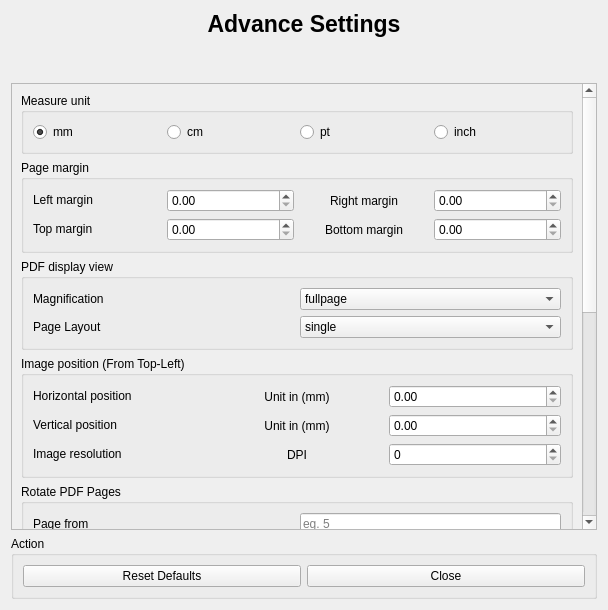
rishabh3354/JPG2PDF, file src/advance_setting.ui: the form before one commit.
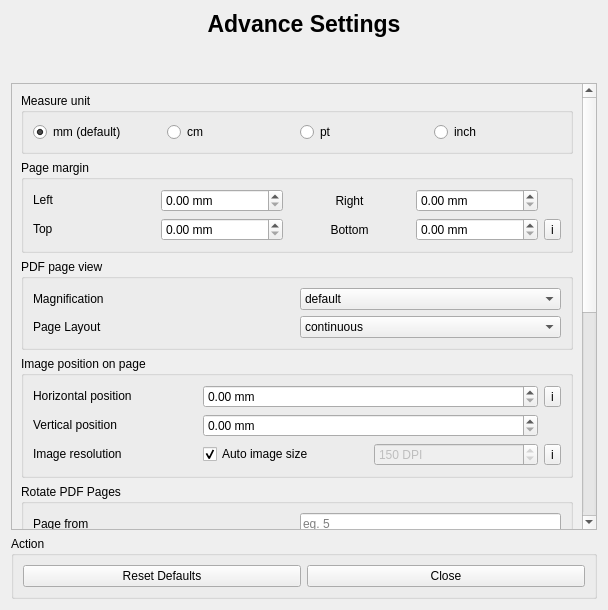
The form after the commit.

Commit message: adv setting completed

```diff
--- a/src/advance_setting.ui
+++ b/src/advance_setting.ui
@@ -64,9 +64,9 @@
         <property name="geometry">
          <rect>
           <x>0</x>
-          <y>-491</y>
+          <y>0</y>
           <width>572</width>
-          <height>961</height>
+          <height>956</height>
          </rect>
         </property>
         <layout class="QVBoxLayout" name="verticalLayout_4">
@@ -92,7 +92,7 @@
                    <enum>Qt::StrongFocus</enum>
                   </property>
                   <property name="text">
-                   <string>mm</string>
+                   <string>mm (default)</string>
                   </property>
                   <property name="checked">
                    <bool>true</bool>
@@ -142,24 +142,37 @@
                 <item row="1" column="2">
                  <widget class="QLabel" name="v_unit_2">
                   <property name="text">
-                   <string>Bottom margin</string>
+                   <string>Bottom</string>
                   </property>
                   <property name="alignment">
                    <set>Qt::AlignCenter</set>
                   </property>
                  </widget>
                 </item>
+                <item row="0" column="3">
+                 <widget class="QDoubleSpinBox" name="r_margin">
+                  <property name="focusPolicy">
+                   <enum>Qt::ClickFocus</enum>
+                  </property>
+                  <property name="suffix">
+                   <string> mm</string>
+                  </property>
+                 </widget>
+                </item>
                 <item row="1" column="3">
                  <widget class="QDoubleSpinBox" name="b_margin">
                   <property name="focusPolicy">
                    <enum>Qt::ClickFocus</enum>
                   </property>
+                  <property name="suffix">
+                   <string> mm</string>
+                  </property>
                  </widget>
                 </item>
                 <item row="0" column="2">
                  <widget class="QLabel" name="h_unit_2">
                   <property name="text">
-                   <string>Right margin</string>
+                   <string>Right</string>
                   </property>
                   <property name="alignment">
                    <set>Qt::AlignCenter</set>
@@ -175,21 +188,7 @@
                    </sizepolicy>
                   </property>
                   <property name="text">
-                   <string>Top margin</string>
-                  </property>
-                 </widget>
-                </item>
-                <item row="0" column="3">
-                 <widget class="QDoubleSpinBox" name="r_margin">
-                  <property name="focusPolicy">
-                   <enum>Qt::ClickFocus</enum>
-                  </property>
-                 </widget>
-                </item>
-                <item row="1" column="1">
-                 <widget class="QDoubleSpinBox" name="t_margin">
-                  <property name="focusPolicy">
-                   <enum>Qt::ClickFocus</enum>
+                   <string>Top</string>
                   </property>
                  </widget>
                 </item>
@@ -198,6 +197,19 @@
                   <property name="focusPolicy">
                    <enum>Qt::ClickFocus</enum>
                   </property>
+                  <property name="suffix">
+                   <string> mm</string>
+                  </property>
+                 </widget>
+                </item>
+                <item row="1" column="1">
+                 <widget class="QDoubleSpinBox" name="t_margin">
+                  <property name="focusPolicy">
+                   <enum>Qt::ClickFocus</enum>
+                  </property>
+                  <property name="suffix">
+                   <string> mm</string>
+                  </property>
                  </widget>
                 </item>
                 <item row="0" column="0">
@@ -209,7 +221,14 @@
                    </sizepolicy>
                   </property>
                   <property name="text">
-                   <string>Left margin</string>
+                   <string>Left</string>
+                  </property>
+                 </widget>
+                </item>
+                <item row="1" column="4">
+                 <widget class="QToolButton" name="info_margin">
+                  <property name="text">
+                   <string>i</string>
                   </property>
                  </widget>
                 </item>
@@ -227,7 +246,7 @@
               </sizepolicy>
              </property>
              <property name="title">
-              <string>PDF display view</string>
+              <string>PDF page view</string>
              </property>
              <layout class="QVBoxLayout" name="verticalLayout_19">
               <item>
@@ -240,6 +259,11 @@
                   <property name="toolTip">
                    <string>If Angle is blank, No operation will perform</string>
                   </property>
+                  <item>
+                   <property name="text">
+                    <string>default</string>
+                   </property>
+                  </item>
                   <item>
                    <property name="text">
                     <string>fullpage</string>
@@ -270,11 +294,6 @@
                   <property name="toolTip">
                    <string>If Angle is blank, No operation will perform</string>
                   </property>
-                  <item>
-                   <property name="text">
-                    <string>single</string>
-                   </property>
-                  </item>
                   <item>
                    <property name="text">
                     <string>continuous</string>
@@ -332,48 +351,15 @@
               </sizepolicy>
              </property>
              <property name="title">
-              <string>Image position (From Top-Left)</string>
+              <string>Image position on page</string>
              </property>
              <layout class="QVBoxLayout" name="verticalLayout_16">
               <item>
                <layout class="QGridLayout" name="gridLayout_28">
-                <item row="1" column="2">
-                 <widget class="QDoubleSpinBox" name="v_value">
-                  <property name="focusPolicy">
-                   <enum>Qt::ClickFocus</enum>
-                  </property>
-                 </widget>
-                </item>
-                <item row="0" column="1">
-                 <widget class="QLabel" name="h_unit">
+                <item row="0" column="3">
+                 <widget class="QToolButton" name="info_image_pos">
                   <property name="text">
-                   <string>Unit in (mm)</string>
-                  </property>
-                  <property name="alignment">
-                   <set>Qt::AlignCenter</set>
-                  </property>
-                 </widget>
-                </item>
-                <item row="1" column="1">
-                 <widget class="QLabel" name="v_unit">
-                  <property name="text">
-                   <string>Unit in (mm)</string>
-                  </property>
-                  <property name="alignment">
-                   <set>Qt::AlignCenter</set>
-                  </property>
-                 </widget>
-                </item>
-                <item row="1" column="0">
-                 <widget class="QLabel" name="label_25">
-                  <property name="sizePolicy">
-                   <sizepolicy hsizetype="Preferred" vsizetype="Fixed">
-                    <horstretch>0</horstretch>
-                    <verstretch>0</verstretch>
-                   </sizepolicy>
-                  </property>
-                  <property name="text">
-                   <string>Vertical position</string>
+                   <string>i</string>
                   </property>
                  </widget>
                 </item>
@@ -390,43 +376,94 @@
                   </property>
                  </widget>
                 </item>
-                <item row="0" column="2">
-                 <widget class="QDoubleSpinBox" name="h_value">
-                  <property name="focusPolicy">
-                   <enum>Qt::ClickFocus</enum>
-                  </property>
-                 </widget>
-                </item>
-                <item row="2" column="0">
-                 <widget class="QLabel" name="label_26">
-                  <property name="sizePolicy">
-                   <sizepolicy hsizetype="Preferred" vsizetype="Fixed">
-                    <horstretch>0</horstretch>
-                    <verstretch>0</verstretch>
-                   </sizepolicy>
-                  </property>
-                  <property name="text">
-                   <string>Image resolution</string>
-                  </property>
-                 </widget>
-                </item>
-                <item row="2" column="1">
-                 <widget class="QLabel" name="image_size_unit">
-                  <property name="text">
-                   <string>DPI</string>
-                  </property>
-                  <property name="alignment">
-                   <set>Qt::AlignCenter</set>
-                  </property>
-                 </widget>
-                </item>
                 <item row="2" column="2">
                  <widget class="QSpinBox" name="dpi">
+                  <property name="enabled">
+                   <bool>false</bool>
+                  </property>
                   <property name="focusPolicy">
                    <enum>Qt::ClickFocus</enum>
                   </property>
                   <property name="toolTip">
                    <string>Image size</string>
+                  </property>
+                  <property name="suffix">
+                   <string> DPI</string>
+                  </property>
+                  <property name="minimum">
+                   <number>1</number>
+                  </property>
+                  <property name="maximum">
+                   <number>10000</number>
+                  </property>
+                  <property name="value">
+                   <number>150</number>
+                  </property>
+                 </widget>
+                </item>
+                <item row="2" column="0">
+                 <widget class="QLabel" name="label_26">
+                  <property name="sizePolicy">
+                   <sizepolicy hsizetype="Preferred" vsizetype="Fixed">
+                    <horstretch>0</horstretch>
+                    <verstretch>0</verstretch>
+                   </sizepolicy>
+                  </property>
+                  <property name="text">
+                   <string>Image resolution</string>
+                  </property>
+                 </widget>
+                </item>
+                <item row="1" column="0">
+                 <widget class="QLabel" name="label_25">
+                  <property name="sizePolicy">
+                   <sizepolicy hsizetype="Preferred" vsizetype="Fixed">
+                    <horstretch>0</horstretch>
+                    <verstretch>0</verstretch>
+                   </sizepolicy>
+                  </property>
+                  <property name="text">
+                   <string>Vertical position</string>
+                  </property>
+                 </widget>
+                </item>
+                <item row="2" column="1">
+                 <widget class="QCheckBox" name="auto_resolution">
+                  <property name="styleSheet">
+                   <string notr="true">QCheckBox::indicator { width: 17px;height:17px };</string>
+                  </property>
+                  <property name="text">
+                   <string>Auto image size</string>
+                  </property>
+                  <property name="checked">
+                   <bool>true</bool>
+                  </property>
+                 </widget>
+                </item>
+                <item row="0" column="1" colspan="2">
+                 <widget class="QDoubleSpinBox" name="h_value">
+                  <property name="focusPolicy">
+                   <enum>Qt::ClickFocus</enum>
+                  </property>
+                  <property name="suffix">
+                   <string> mm</string>
+                  </property>
+                 </widget>
+                </item>
+                <item row="1" column="1" colspan="2">
+                 <widget class="QDoubleSpinBox" name="v_value">
+                  <property name="focusPolicy">
+                   <enum>Qt::ClickFocus</enum>
+                  </property>
+                  <property name="suffix">
+                   <string> mm</string>
+                  </property>
+                 </widget>
+                </item>
+                <item row="2" column="3">
+                 <widget class="QToolButton" name="info_dpi">
+                  <property name="text">
+                   <string>i</string>
                   </property>
                  </widget>
                 </item>
```
Left out of the diff: 122 changed lines with no effect on the pictures. The commit also changes 5 other files.
